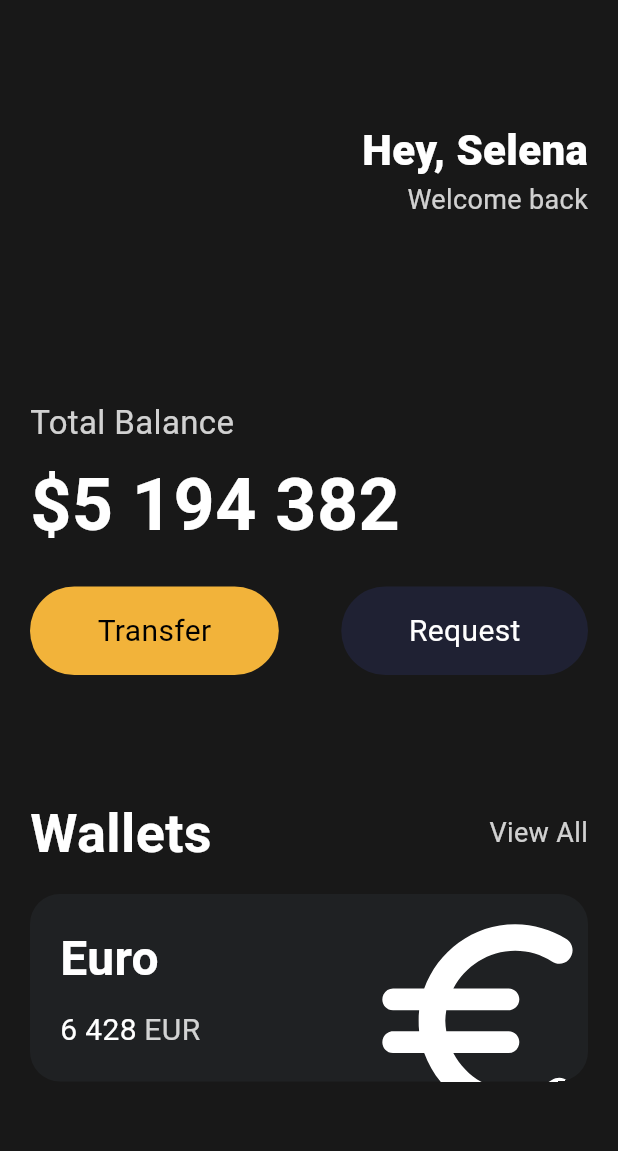
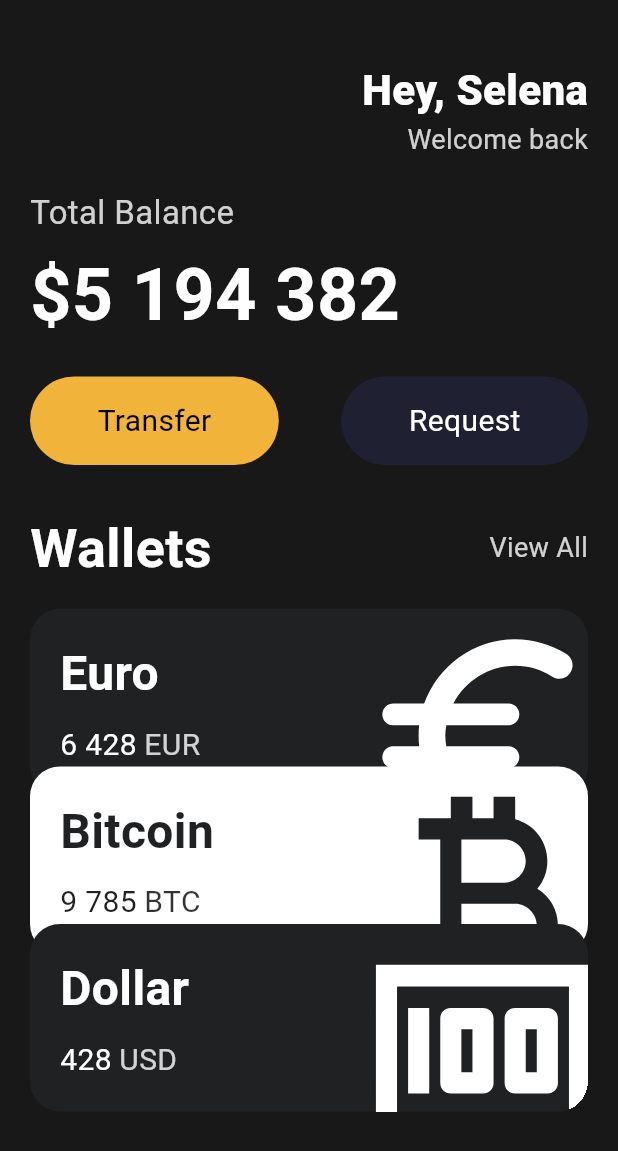
Before and after one commit to MentalJava/flutter-study, a Flutter app: the screen it shows after launch, on a phone screen of 412 x 824 dp. Shown: the top 1151 px of the screen. Run offline on Flutter 3.47's test engine with Material 3 defaults, Android fonts, the phone set to English and light mode, and no system bars.

Commit message:
Reusable Cards

```diff
--- a/lib/main.dart
+++ b/lib/main.dart
@@ -1,5 +1,6 @@
 import 'package:flutter/material.dart';
 import 'package:toonflix/widgets/button.dart';
+import 'package:toonflix/widgets/currency_card.dart';
 
 class Player {
   String name = "uj";
@@ -14,18 +15,18 @@ class App extends StatelessWidget {
 
   @override
   Widget build(BuildContext context) {
-    return MaterialApp(
+    return const MaterialApp(
       home: Scaffold(
-        backgroundColor: const Color(0xFF181818),
+        backgroundColor: Color(0xFF181818),
         body: Padding(
-          padding: const EdgeInsets.symmetric(horizontal: 20),
+          padding: EdgeInsets.symmetric(horizontal: 20),
           child: Column(
             crossAxisAlignment: CrossAxisAlignment.start,
             children: [
-              const SizedBox(
-                height: 80,
+              SizedBox(
+                height: 40,
               ),
-              const Row(
+              Row(
                 mainAxisAlignment: MainAxisAlignment.end,
                 children: [
                   Column(
@@ -49,30 +50,30 @@ class App extends StatelessWidget {
                   ),
                 ],
               ),
-              const SizedBox(
-                height: 120,
+              SizedBox(
+                height: 20,
               ),
-              const Text(
+              Text(
                 "Total Balance",
                 style: TextStyle(
                   color: Color.fromRGBO(255, 255, 255, 0.8),
                   fontSize: 22,
                 ),
               ),
-              const SizedBox(
+              SizedBox(
                 height: 5,
               ),
-              const Text(
+              Text(
                 "\$5 194 382",
                 style: TextStyle(
                     color: Color.fromRGBO(255, 255, 255, 1),
                     fontSize: 48,
                     fontWeight: FontWeight.w600),
               ),
-              const SizedBox(
+              SizedBox(
                 height: 20,
               ),
-              const Row(
+              Row(
                 mainAxisAlignment: MainAxisAlignment.spaceBetween,
                 children: [
                   Button(
@@ -87,10 +88,10 @@ class App extends StatelessWidget {
                   ),
                 ],
               ),
-              const SizedBox(
-                height: 80,
+              SizedBox(
+                height: 30,
               ),
-              const Row(
+              Row(
                 mainAxisAlignment: MainAxisAlignment.spaceBetween,
                 children: [
                   Text(
@@ -110,71 +111,32 @@ class App extends StatelessWidget {
                   ),
                 ],
               ),
-              const SizedBox(
+              SizedBox(
                 height: 15,
               ),
-              Container(
-                clipBehavior: Clip.hardEdge,
-                decoration: BoxDecoration(
-                  color: const Color(0xFF1F2123),
-                  borderRadius: BorderRadius.circular(20),
-                ),
-                child: Padding(
-                  padding: const EdgeInsets.all(20),
-                  child: Row(
-                    mainAxisAlignment: MainAxisAlignment.spaceBetween,
-                    children: [
-                      const Column(
-                        crossAxisAlignment: CrossAxisAlignment.start,
-                        children: [
-                          Text(
-                            "Euro",
-                            style: TextStyle(
-                              color: Colors.white,
-                              fontSize: 32,
-                              fontWeight: FontWeight.w600,
-                            ),
-                          ),
-                          SizedBox(
-                            height: 10,
-                          ),
-                          Row(
-                            children: [
-                              Text(
-                                "6 428",
-                                style: TextStyle(
-                                  color: Colors.white,
-                                  fontSize: 20,
-                                ),
-                              ),
-                              SizedBox(
-                                width: 5,
-                              ),
-                              Text(
-                                "EUR",
-                                style: TextStyle(
-                                  color: Color.fromRGBO(255, 255, 255, 0.8),
-                                  fontSize: 20,
-                                ),
-                              ),
-                            ],
-                          ),
-                        ],
-                      ),
-                      Transform.scale(
-                        scale: 2.2,
-                        child: Transform.translate(
-                          offset: const Offset(-5, 10),
-                          child: const Icon(
-                            Icons.euro_rounded,
-                            color: Colors.white,
-                            size: 78,
-                          ),
-                        ),
-                      ),
-                    ],
-                  ),
-                ),
+              CurrencyCard(
+                name: "Euro",
+                code: "EUR",
+                amount: "6 428",
+                icon: Icons.euro_rounded,
+                isInverted: false,
+                order: 0,
+              ),
+              CurrencyCard(
+                name: "Bitcoin",
+                code: "BTC",
+                amount: "9 785",
+                icon: Icons.currency_bitcoin,
+                isInverted: true,
+                order: -20,
+              ),
+              CurrencyCard(
+                name: "Dollar",
+                code: "USD",
+                amount: "428",
+                icon: Icons.money_outlined,
+                isInverted: false,
+                order: -40,
               ),
             ],
           ),
--- /dev/null
+++ b/lib/widgets/currency_card.dart
@@ -0,0 +1,91 @@
+import 'package:flutter/material.dart';
+
+class CurrencyCard extends StatelessWidget {
+  final String name, code, amount;
+  final IconData icon;
+  final bool isInverted;
+  final double order;
+  final _blackColor = const Color(0xFF1F2123);
+
+  const CurrencyCard({
+    super.key,
+    required this.name,
+    required this.code,
+    required this.amount,
+    required this.icon,
+    required this.isInverted,
+    required this.order,
+  });
+
+  @override
+  Widget build(BuildContext context) {
+    return Transform.translate(
+      offset: Offset(0, order),
+      child: Container(
+        clipBehavior: Clip.hardEdge,
+        decoration: BoxDecoration(
+          color: isInverted ? Colors.white : _blackColor,
+          borderRadius: BorderRadius.circular(20),
+        ),
+        child: Padding(
+          padding: const EdgeInsets.all(20),
+          child: Row(
+            mainAxisAlignment: MainAxisAlignment.spaceBetween,
+            children: [
+              Column(
+                crossAxisAlignment: CrossAxisAlignment.start,
+                children: [
+                  Text(
+                    name,
+                    style: TextStyle(
+                      color: isInverted ? _blackColor : Colors.white,
+                      fontSize: 32,
+                      fontWeight: FontWeight.w600,
+                    ),
+                  ),
+                  const SizedBox(
+                    height: 10,
+                  ),
+                  Row(
+                    children: [
+                      Text(
+                        amount,
+                        style: TextStyle(
+                          color: isInverted ? _blackColor : Colors.white,
+                          fontSize: 20,
+                        ),
+                      ),
+                      const SizedBox(
+                        width: 5,
+                      ),
+                      Text(
+                        code,
+                        style: TextStyle(
+                          color: isInverted
+                              ? const Color.fromRGBO(0, 0, 0, 0.8)
+                              : const Color.fromRGBO(255, 255, 255, 0.8),
+                          fontSize: 20,
+                        ),
+                      ),
+                    ],
+                  ),
+                ],
+              ),
+              Transform.scale(
+                scale: 2.2,
+                child: Transform.translate(
+                  offset: const Offset(-5, 10),
+                  child: Icon(
+                    icon,
+                    color: isInverted ? _blackColor : Colors.white,
+                    size: 78,
+                  ),
+                ),
+              ),
+            ],
+          ),
+        ),
+      ),
+    );
+  }
+}
```
